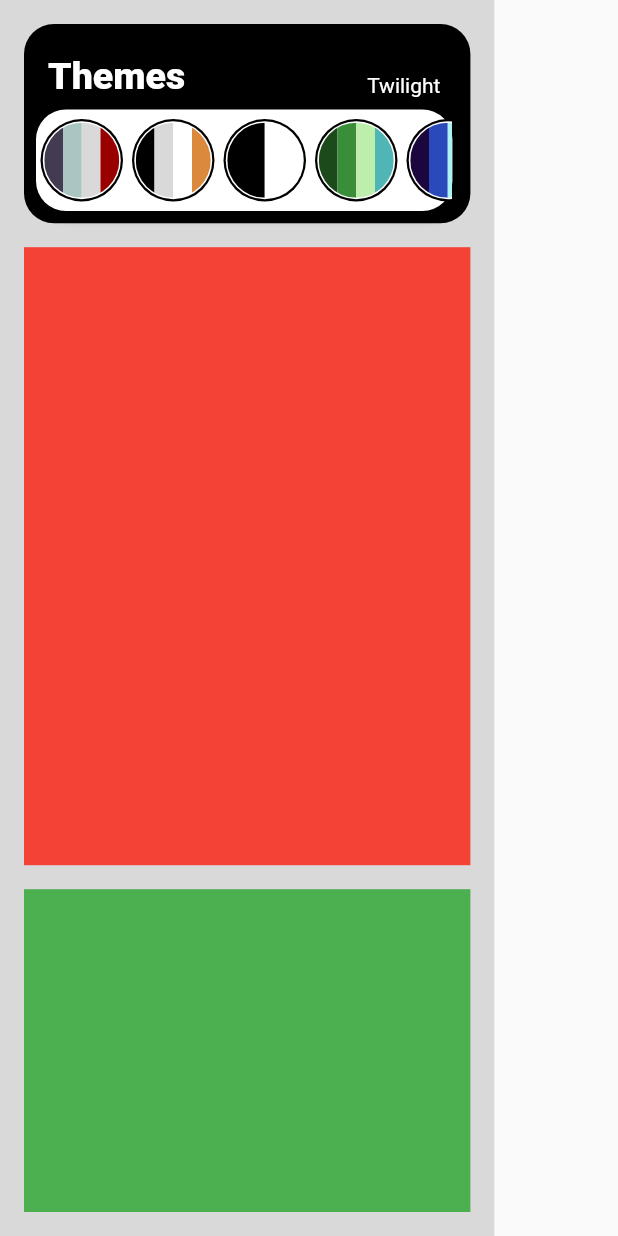
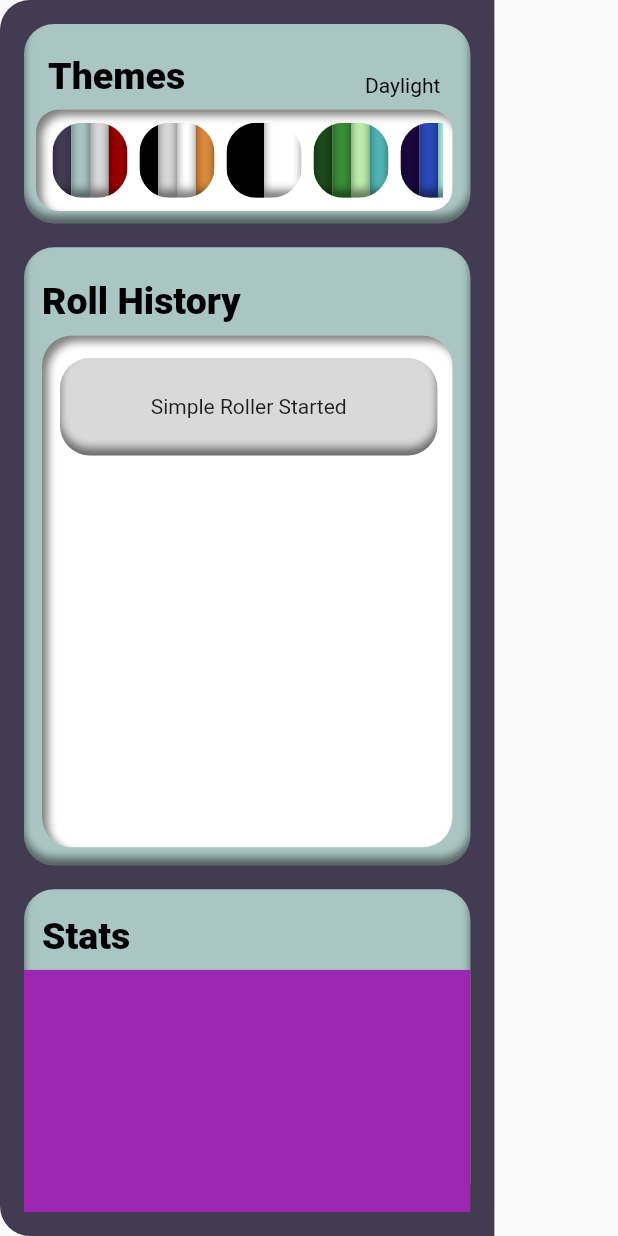
Before and after one commit to dompetriella/simple_roller, a Flutter app: the HistoryDrawer widget shown alone on an empty page, opened directly, on a phone screen of 412 x 824 dp. Run offline on Flutter 3.47's test engine with Material 2 defaults, Android fonts, the phone set to English and light mode, and no system bars; our stand-ins replace flutter_inset_box_shadow, flutter_riverpod, flutter_svg.

Commit message:
added roll history functionality

```diff
--- a/lib/components/display.dart
+++ b/lib/components/display.dart
@@ -53,6 +53,7 @@ class Display extends ConsumerWidget {
                           .map((e) => RolledDiceIcon(
                                 originalDice: e.diceValue,
                                 rolledValue: e.rollValue,
+                                fontSize: 20,
                               ))
                           .toList())),
             ),
--- a/lib/components/drawer/drawer_roll_history.dart
+++ /dev/null
@@ -1,16 +0,0 @@
-import 'package:flutter/material.dart';
-
-class RollHistoryBar extends StatelessWidget {
-  const RollHistoryBar({Key? key}) : super(key: key);
-
-  @override
-  Widget build(BuildContext context) {
-    return Flexible(
-      flex: 5,
-      child: Padding(
-        padding: const EdgeInsets.fromLTRB(16, 0, 16, 0),
-        child: Container(color: Colors.red),
-      ),
-    );
-  }
-}
--- a/lib/components/drawer/drawer_stats.dart
+++ /dev/null
@@ -1,16 +0,0 @@
-import 'package:flutter/material.dart';
-
-class StatsBar extends StatelessWidget {
-  const StatsBar({Key? key}) : super(key: key);
-
-  @override
-  Widget build(BuildContext context) {
-    return Flexible(
-      flex: 3,
-      child: Padding(
-        padding: const EdgeInsets.all(16.0),
-        child: Container(color: Colors.green),
-      ),
-    );
-  }
-}
--- /dev/null
+++ b/lib/components/drawer/history_log.dart
@@ -0,0 +1,82 @@
+import 'package:dice_roller/components/rolled_dice_icon.dart';
+import 'package:dice_roller/providers/dice_provider.dart';
+import 'package:flutter/material.dart' hide BoxDecoration, BoxShadow;
+import 'package:flutter_inset_box_shadow/flutter_inset_box_shadow.dart';
+import 'package:flutter_riverpod/flutter_riverpod.dart';
+import 'package:dice_roller/providers/theme_provider.dart';
+import 'package:dice_roller/models/rolledDice.dart';
+
+class HistoryLog extends ConsumerWidget {
+  final List<RolledDice> rolledDiceList;
+  final int sequence;
+  const HistoryLog(
+      {Key? key, required this.rolledDiceList, required this.sequence})
+      : super(key: key);
+
+  @override
+  Widget build(BuildContext context, WidgetRef ref) {
+    String handleText() {
+      return '';
+    }
+
+    int getRolledDiceSum(List<RolledDice> rolledDice) {
+      int sum = 0;
+      for (var die in rolledDice) {
+        sum += die.rollValue;
+      }
+      return sum < 1000 ? sum : 999;
+    }
+
+    return Padding(
+      padding: const EdgeInsets.fromLTRB(10.0, 5, 8, 0),
+      child: Container(
+        width: double.infinity,
+        height: 65,
+        decoration: BoxDecoration(
+            color: ref.watch(themeProvider).numberDisplayBgColor,
+            borderRadius: BorderRadius.all(
+                Radius.circular(ref.watch(themeProvider).drawerBorderRadius)),
+            boxShadow: [ref.watch(themeProvider).innerShadow]),
+        child: Padding(
+          padding: const EdgeInsets.all(10.0),
+          child: sequence > 0
+              ? Column(
+                  children: [
+                    Flexible(
+                        flex: 4,
+                        child: Container(
+                          child: Text(
+                              '${(ref.watch(rollHistoryProvider).length) - sequence} Rolls Ago'),
+                        )),
+                    Flexible(
+                        flex: 6,
+                        child: Container(
+                          child: Row(
+                            mainAxisAlignment: MainAxisAlignment.spaceBetween,
+                            children: [
+                              Row(
+                                  children: rolledDiceList
+                                      .map((e) => RolledDiceIcon(
+                                            originalDice: e.diceValue,
+                                            rolledValue: e.rollValue,
+                                            fontSize: 20,
+                                          ))
+                                      .toList()),
+                              Padding(
+                                padding: const EdgeInsets.only(right: 12.0),
+                                child: Text(
+                                    '${getRolledDiceSum(rolledDiceList)}',
+                                    style:
+                                        TextStyle(fontWeight: FontWeight.bold)),
+                              )
+                            ],
+                          ),
+                        ))
+                  ],
+                )
+              : Center(child: Text('Simple Roller Started')),
+        ),
+      ),
+    );
+  }
+}
--- /dev/null
+++ b/lib/components/drawer/roll_history.dart
@@ -0,0 +1,83 @@
+import 'package:dice_roller/models/rolledDice.dart';
+import 'package:dice_roller/providers/dice_provider.dart';
+import 'package:flutter/material.dart' hide BoxDecoration, BoxShadow;
+import 'package:flutter_inset_box_shadow/flutter_inset_box_shadow.dart';
+import 'package:flutter_riverpod/flutter_riverpod.dart';
+import 'package:dice_roller/providers/theme_provider.dart';
+import 'history_log.dart';
+
+class RollHistoryBar extends ConsumerWidget {
+  const RollHistoryBar({Key? key}) : super(key: key);
+
+  @override
+  Widget build(BuildContext context, WidgetRef ref) {
+    List<HistoryLog> getLoggingData() {
+      List<HistoryLog> logsList = [];
+      for (var i = 0; i < ref.watch(rollHistoryProvider).length; i++) {
+        print(i);
+        logsList.add(HistoryLog(
+          rolledDiceList: ref.watch(rollHistoryProvider)[i],
+          sequence: i,
+        ));
+      }
+      return logsList;
+    }
+
+    return Flexible(
+      flex: 5,
+      child: Padding(
+        padding: const EdgeInsets.fromLTRB(16.0, 0, 16.0, 0),
+        child: Container(
+          decoration: BoxDecoration(
+              color: ref.watch(themeProvider).drawerColumnBg,
+              borderRadius: BorderRadius.all(
+                  Radius.circular(ref.watch(themeProvider).drawerBorderRadius)),
+              boxShadow: [ref.watch(themeProvider).innerShadow]),
+          child: Column(
+            children: [
+              Expanded(
+                flex: 1,
+                child: Padding(
+                  padding: const EdgeInsets.fromLTRB(12, 8, 12, 8),
+                  child: Row(
+                    mainAxisAlignment: MainAxisAlignment.spaceBetween,
+                    crossAxisAlignment: CrossAxisAlignment.end,
+                    children: [
+                      Text(
+                        'Roll History',
+                        style: TextStyle(
+                            fontSize: 25,
+                            fontWeight: FontWeight.w900,
+                            color:
+                                ref.watch(themeProvider).drawerColumnTextColor),
+                      )
+                    ],
+                  ),
+                ),
+              ),
+              Expanded(
+                flex: 6,
+                child: Container(
+                  child: Padding(
+                    padding: const EdgeInsets.fromLTRB(12.0, 0, 12, 12),
+                    child: Container(
+                        decoration: BoxDecoration(
+                            boxShadow: [ref.watch(themeProvider).columnShadow],
+                            borderRadius: BorderRadius.all(Radius.circular(
+                                ref.watch(themeProvider).drawerBorderRadius)),
+                            color:
+                                ref.watch(themeProvider).diceButtonTextColor),
+                        child: Padding(
+                          padding: const EdgeInsets.fromLTRB(2, 10, 2, 5),
+                          child: ListView(children: getLoggingData()),
+                        )),
+                  ),
+                ),
+              ),
+            ],
+          ),
+        ),
+      ),
+    );
+  }
+}
--- /dev/null
+++ b/lib/components/drawer/stats.dart
@@ -0,0 +1,55 @@
+import 'package:flutter/material.dart' hide BoxDecoration, BoxShadow;
+import 'package:flutter_inset_box_shadow/flutter_inset_box_shadow.dart';
+import 'package:flutter_riverpod/flutter_riverpod.dart';
+import 'package:dice_roller/providers/theme_provider.dart';
+
+class StatsBar extends ConsumerWidget {
+  const StatsBar({Key? key}) : super(key: key);
+
+  @override
+  Widget build(BuildContext context, WidgetRef ref) {
+    return Flexible(
+      flex: 3,
+      child: Padding(
+        padding: const EdgeInsets.all(16.0),
+        child: Container(
+          decoration: BoxDecoration(
+              color: ref.watch(themeProvider).drawerColumnBg,
+              borderRadius: BorderRadius.all(
+                  Radius.circular(ref.watch(themeProvider).drawerBorderRadius)),
+              boxShadow: [ref.watch(themeProvider).innerShadow]),
+          child: Column(
+            children: [
+              Expanded(
+                flex: 2,
+                child: Padding(
+                  padding: const EdgeInsets.fromLTRB(12, 8, 12, 8),
+                  child: Row(
+                    mainAxisAlignment: MainAxisAlignment.spaceBetween,
+                    crossAxisAlignment: CrossAxisAlignment.end,
+                    children: [
+                      Text(
+                        'Stats',
+                        style: TextStyle(
+                            fontSize: 25,
+                            fontWeight: FontWeight.w900,
+                            color:
+                                ref.watch(themeProvider).drawerColumnTextColor),
+                      )
+                    ],
+                  ),
+                ),
+              ),
+              Expanded(
+                flex: 6,
+                child: Container(
+                  color: Colors.purple,
+                ),
+              ),
+            ],
+          ),
+        ),
+      ),
+    );
+  }
+}
--- a/lib/components/drawer/drawer_themes_button.dart
+++ b/lib/components/drawer/theme_button.dart
@@ -11,39 +11,31 @@ class ThemesButton extends ConsumerWidget {
   @override
   Widget build(BuildContext context, WidgetRef ref) {
     List<Expanded> generateButtonColors() {
-      return appTheme.themeColors.map<Expanded>((e) {
+      return appTheme.themeColors.map<Expanded>((color) {
         return Expanded(
           child: Container(
-            color: e,
+            decoration: BoxDecoration(
+                color: color,
+                boxShadow: [ref.watch(themeProvider).innerShadow]),
           ),
         );
       }).toList();
     }
 
     return Padding(
-      padding: const EdgeInsets.fromLTRB(3.0, 0, 3, 0),
+      padding: const EdgeInsets.fromLTRB(5.0, 0, 3, 0),
       child: Center(
           child: GestureDetector(
         onTap: () => ref.watch(themeProvider.notifier).state = appTheme,
-        child: Container(
-          height: 55,
-          width: 55,
-          decoration: BoxDecoration(
-            color: Colors.black,
-            borderRadius: BorderRadius.all(Radius.circular(100)),
-          ),
-          child: Center(
         child: Container(
             height: 50,
             width: 50,
             clipBehavior: Clip.antiAlias,
             decoration: BoxDecoration(
-                  boxShadow: [BoxShadow(color: Colors.white, spreadRadius: 1)],
-                  borderRadius: BorderRadius.all(Radius.circular(100)),
+              borderRadius: BorderRadius.all(
+                  Radius.circular(ref.watch(themeProvider).drawerBorderRadius)),
             ),
             child: Row(children: generateButtonColors())),
-          ),
-        ),
       )),
     );
   }
--- a/lib/components/drawer/drawer_themes_bar.dart
+++ b/lib/components/drawer/themes_bar.dart
@@ -1,8 +1,9 @@
 import 'package:dice_roller/providers/theme_provider.dart';
 import 'package:dice_roller/themes.dart';
-import 'package:flutter/material.dart';
+import 'package:flutter/material.dart' hide BoxDecoration, BoxShadow;
+import 'package:flutter_inset_box_shadow/flutter_inset_box_shadow.dart';
 import 'package:flutter_riverpod/flutter_riverpod.dart';
-import 'package:dice_roller/components/drawer/drawer_themes_button.dart';
+import 'package:dice_roller/components/drawer/theme_button.dart';
 
 class ThemesBar extends ConsumerWidget {
   const ThemesBar({
@@ -27,8 +28,9 @@ class ThemesBar extends ConsumerWidget {
         child: Container(
           decoration: BoxDecoration(
               color: ref.watch(themeProvider).drawerColumnBg,
-              borderRadius: BorderRadius.all(Radius.circular(
-                  ref.watch(themeProvider).drawerBorderRadius))),
+              borderRadius: BorderRadius.all(
+                  Radius.circular(ref.watch(themeProvider).drawerBorderRadius)),
+              boxShadow: [ref.watch(themeProvider).innerShadow]),
           child: Padding(
             padding: const EdgeInsets.fromLTRB(8.0, 12, 12, 8),
             child: Column(
@@ -66,16 +68,18 @@ class ThemesBar extends ConsumerWidget {
                     flex: 6,
                     child: Container(
                         decoration: BoxDecoration(
-                            borderRadius: BorderRadius.all(Radius.circular(
-                                ref.watch(themeProvider).drawerBorderRadius)),
+                            borderRadius: BorderRadius.all(Radius.circular(15)),
                             color: Colors.white,
                             boxShadow: [ref.watch(themeProvider).columnShadow]),
-                        child: ListView.builder(
-                            itemBuilder: ((context, index) {
-                              return themesButtonList[
-                                  index % themesButtonList.length];
-                            }),
-                            scrollDirection: Axis.horizontal)))
+                        child: Padding(
+                          padding: const EdgeInsets.fromLTRB(6.0, 2, 6, 2),
+                          child: ListView.builder(
+                              itemBuilder: ((context, index) {
+                                return themesButtonList[
+                                    index % themesButtonList.length];
+                              }),
+                              scrollDirection: Axis.horizontal),
+                        )))
               ],
             ),
           ),
--- a/lib/components/roll_button.dart
+++ b/lib/components/roll_button.dart
@@ -33,6 +33,7 @@ class RollButton extends ConsumerWidget {
       padding: const EdgeInsets.fromLTRB(20.0, 0, 20.0, 0),
       child: GestureDetector(
         onTap: () {
+          print(ref.read(rollHistoryProvider));
           ref
               .read(rollHistoryProvider.notifier)
               .addRoll(createRolledDiceList(ref));
--- a/lib/components/rolled_dice_icon.dart
+++ b/lib/components/rolled_dice_icon.dart
@@ -7,8 +7,12 @@ import 'package:dice_roller/providers/theme_provider.dart';
 class RolledDiceIcon extends ConsumerWidget {
   final int originalDice;
   final int rolledValue;
+  final double fontSize;
   const RolledDiceIcon(
-      {Key? key, required this.originalDice, required this.rolledValue})
+      {Key? key,
+      required this.originalDice,
+      required this.rolledValue,
+      required this.fontSize})
       : super(key: key);
 
   @override
@@ -43,7 +47,7 @@ class RolledDiceIcon extends ConsumerWidget {
                 rolledValue.toString(),
                 style: TextStyle(
                     color: ref.watch(themeProvider).diceIconTextColor,
-                    fontSize: 20),
+                    fontSize: fontSize),
               ))
             ],
           ),
--- a/lib/models/rolledDice.dart
+++ b/lib/models/rolledDice.dart
@@ -1,6 +1,7 @@
 class RolledDice {
   final int rollValue;
   final int diceValue;
+  final DateTime time = DateTime.now();
 
   RolledDice({required this.rollValue, required this.diceValue});
 }
--- a/lib/pages/history_drawer.dart
+++ b/lib/pages/history_drawer.dart
@@ -1,8 +1,8 @@
 import 'package:dice_roller/providers/theme_provider.dart';
 import 'package:flutter/material.dart';
-import 'package:dice_roller/components/drawer/drawer_themes_bar.dart';
-import 'package:dice_roller/components/drawer/drawer_roll_history.dart';
-import 'package:dice_roller/components/drawer/drawer_stats.dart';
+import 'package:dice_roller/components/drawer/themes_bar.dart';
+import 'package:dice_roller/components/drawer/roll_history.dart';
+import 'package:dice_roller/components/drawer/stats.dart';
 import 'package:flutter_riverpod/flutter_riverpod.dart';
 
 class HistoryDrawer extends ConsumerWidget {
@@ -15,7 +15,12 @@ class HistoryDrawer extends ConsumerWidget {
     return Container(
         width: MediaQuery.of(context).size.width * .80,
         height: MediaQuery.of(context).size.height,
-        color: ref.watch(themeProvider).drawerBg,
+        decoration: BoxDecoration(
+          borderRadius: BorderRadius.horizontal(
+              left: Radius.circular(
+                  ref.watch(themeProvider).diceButtonBorderRadius)),
+          color: ref.watch(themeProvider).drawerBg,
+        ),
         child: Container(
           height: drawerHeight,
           width: drawerWidth,
--- a/lib/providers/dice_provider.dart
+++ b/lib/providers/dice_provider.dart
@@ -54,8 +54,7 @@ class RollHistoryNotifier extends StateNotifier<List<List<RolledDice>>> {
         ]);
 
   addRoll(List<RolledDice> diceRolls) {
-    state = [
-      ...[diceRolls]
-    ];
+    state = [...state, diceRolls];
+    print(state.length);
   }
 }
--- a/lib/providers/theme_provider.dart
+++ b/lib/providers/theme_provider.dart
@@ -3,5 +3,5 @@ import 'package:flutter_riverpod/flutter_riverpod.dart';
 import 'package:dice_roller/themes.dart';
 
 final themeProvider = StateProvider<AppTheme>((ref) {
-  return twilight;
+  return daylight;
 });
```
Lines whose indentation alone changed are shown as unchanged.
